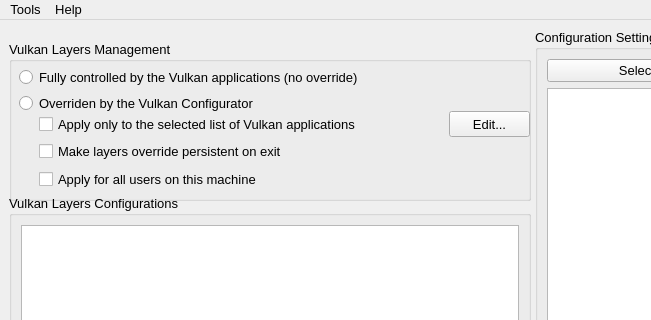
This is vkconfig/mainwindow.ui in LunarG/VulkanTools as Qt 5 draws it before an edit; both pictures show x 0 to 651 and y 0 to 320 of the 1024 by 824 pixel window. The edited form follows.
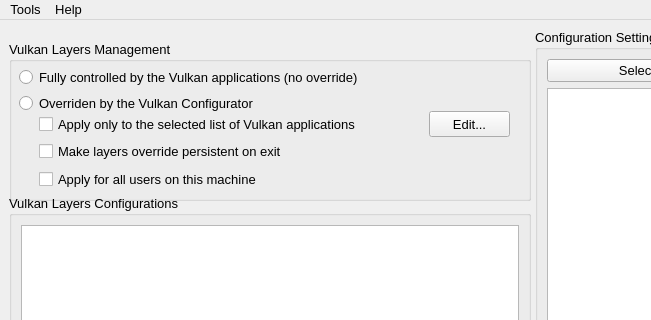
This is the edited form. Icons and pictures are not drawn.

Diff of the .ui file:
```diff
--- a/vkconfig/mainwindow.ui
+++ b/vkconfig/mainwindow.ui
@@ -108,7 +108,7 @@
            <widget class="QPushButton" name="pushButtonAppList">
             <property name="geometry">
              <rect>
-              <x>440</x>
+              <x>420</x>
               <y>70</y>
               <width>81</width>
               <height>26</height>
@@ -135,7 +135,7 @@
              <rect>
               <x>30</x>
               <y>73</y>
-              <width>391</width>
+              <width>381</width>
               <height>20</height>
              </rect>
             </property>
```
Left out of the diff: 8 changed lines with no effect on the pictures.
